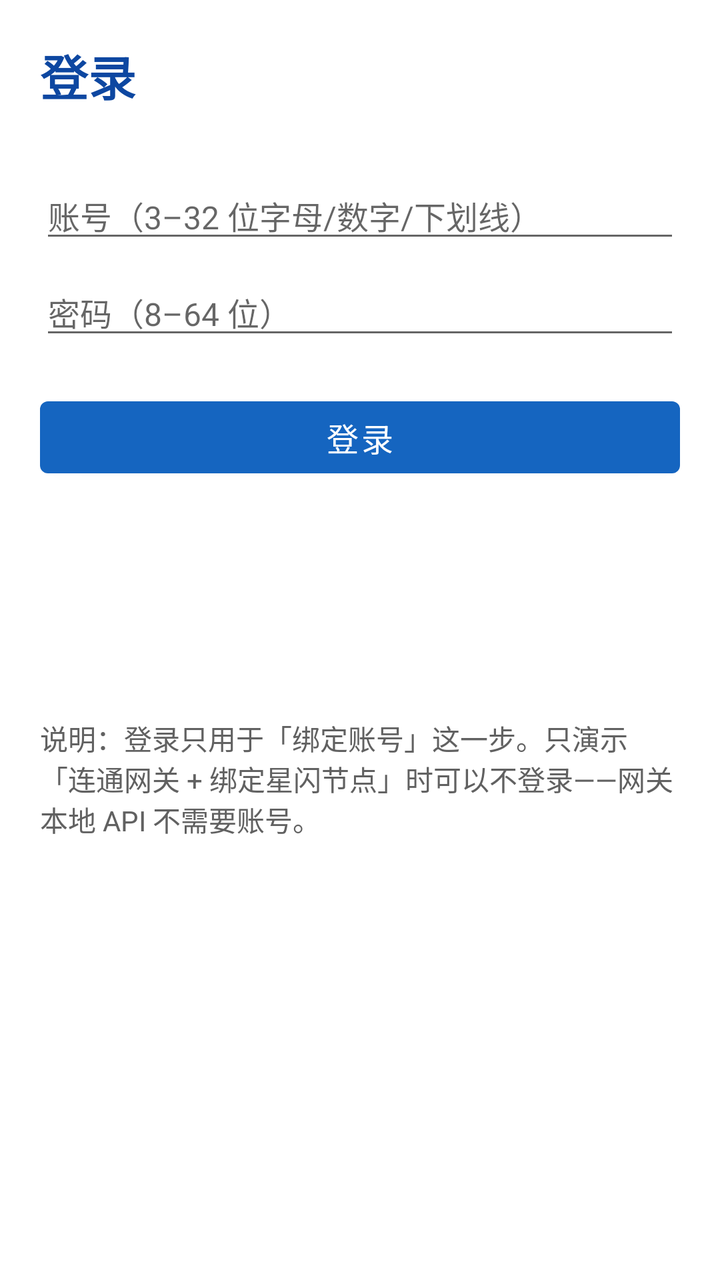
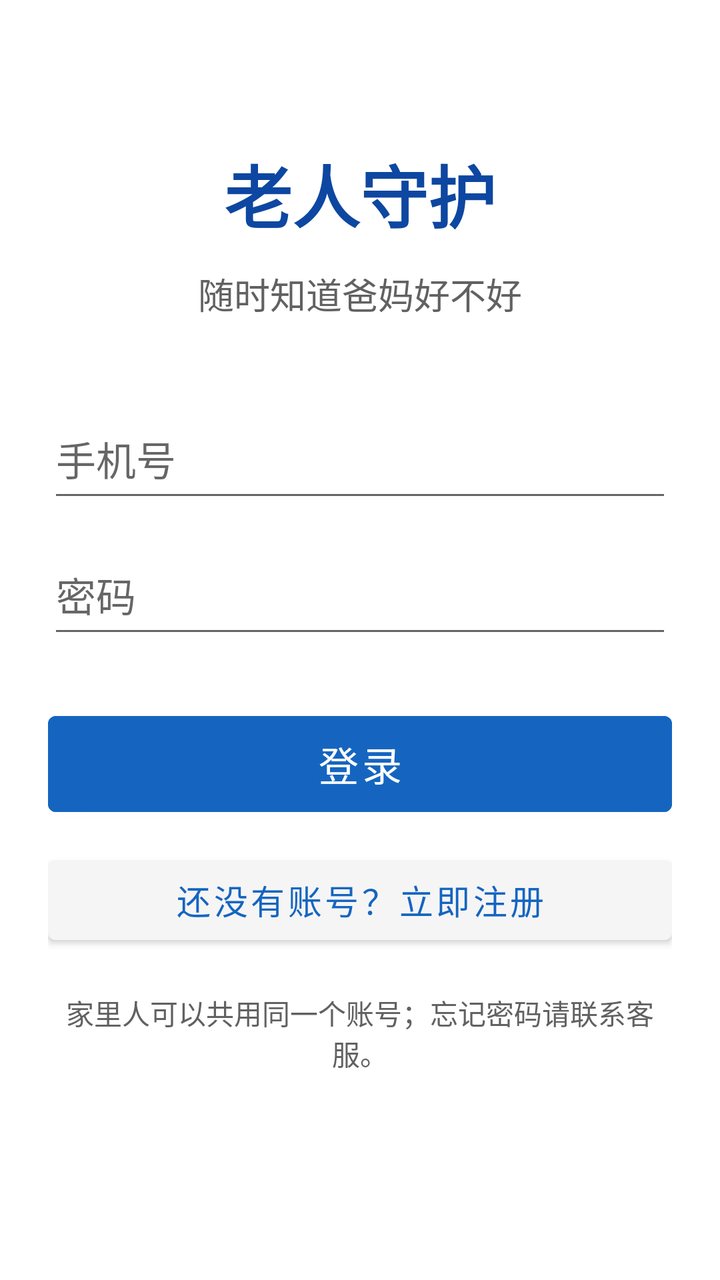

The first picture is an Android layout as it rendered before a commit; the second is the same layout after the commit. The layout source and the unified diff follow.
<!-- AndroidManifest.xml: application theme Theme.ElderCare.Provision -->
<!-- res/layout/activity_login.xml -->
<?xml version="1.0" encoding="utf-8"?>
<ScrollView xmlns:android="http://schemas.android.com/apk/res/android"
    xmlns:tools="http://schemas.android.com/tools"
    android:layout_width="match_parent"
    android:layout_height="match_parent"
    android:fillViewport="true">

    <LinearLayout
        android:layout_width="match_parent"
        android:layout_height="wrap_content"
        android:orientation="vertical"
        android:padding="20dp">

        <TextView
            android:id="@+id/tvTitle"
            android:layout_width="wrap_content"
            android:layout_height="wrap_content"
            android:text="@string/title_login"
            android:textSize="24sp"
            android:textStyle="bold"
            android:textColor="@color/brand_dark" />

        <TextView
            android:id="@+id/tvServerHint"
            style="@style/CardBody"
            android:layout_width="match_parent"
            android:layout_height="wrap_content"
            android:layout_marginTop="4dp" />

        <EditText
            android:id="@+id/etUsername"
            style="@style/Field"
            android:hint="@string/hint_username"
            android:inputType="text"
            android:autofillHints="username" />

        <EditText
            android:id="@+id/etPassword"
            style="@style/Field"
            android:hint="@string/hint_password"
            android:inputType="textPassword"
            android:autofillHints="password" />

        <EditText
            android:id="@+id/etPhone"
            style="@style/Field"
            android:hint="@string/hint_phone"
            android:inputType="phone"
            android:visibility="gone"
            android:autofillHints="phone" />

        <Button
            android:id="@+id/btnSubmit"
            android:layout_width="match_parent"
            android:layout_height="wrap_content"
            android:layout_marginTop="20dp"
            android:text="@string/action_login" />

        <Button
            android:id="@+id/btnSwitchMode"
            android:layout_width="match_parent"
            android:layout_height="wrap_content"
            android:layout_marginTop="8dp"
            style="?android:attr/borderlessButtonStyle"
            android:text="@string/action_switch_to_register" />

        <Button
            android:id="@+id/btnSkipLogin"
            android:layout_width="match_parent"
            android:layout_height="wrap_content"
            style="?android:attr/borderlessButtonStyle"
            android:text="@string/action_skip_login" />

        <TextView
            android:id="@+id/tvNote"
            style="@style/CardBody"
            android:layout_width="match_parent"
            android:layout_height="wrap_content"
            android:layout_marginTop="12dp"
            android:text="@string/login_note" />
    </LinearLayout>
</ScrollView>
<!-- resources referenced by this layout -->
<resources>
  <color name="brand_dark">#0D47A1</color>
  <string name="action_login">登录</string>
  <string name="action_skip_login">跳过登录（仅演示配网本地链路）</string>
  <string name="action_switch_to_register">没有账号？去注册</string>
  <string name="hint_password">密码（8–64 位）</string>
  <string name="hint_phone">手机号（可空，11 位）</string>
  <string name="hint_username">账号（3–32 位字母/数字/下划线）</string>
  <string name="login_note">说明：登录只用于「绑定账号」这一步。只演示「连通网关 + 绑定星闪节点」时可以不登录——网关本地 API 不需要账号。</string>
  <string name="title_login">登录</string>
  <style name="CardBody">
          <item name="android:textSize">14sp</item>
          <item name="android:textColor">@color/muted</item>
      </style>
  <style name="Field">
          <item name="android:layout_width">match_parent</item>
          <item name="android:layout_height">wrap_content</item>
          <item name="android:layout_marginTop">8dp</item>
      </style>
  <style name="Theme.ElderCare.Provision" parent="Theme.MaterialComponents.DayNight.NoActionBar">
          <item name="colorPrimary">@color/brand</item>
          <item name="colorPrimaryDark">@color/brand_dark</item>
          <item name="colorAccent">@color/brand</item>
          <item name="android:textSize">16sp</item>
          <item name="android:windowBackground">@color/white</item>
      </style>
  <color name="muted">#616161</color>
  <color name="brand">#1565C0</color>
  <color name="white">#FFFFFFFF</color>
</resources>

<!-- the commit's change to res/layout/activity_login.xml (unified diff, before → after) -->
@@ -1,6 +1,5 @@
 <?xml version="1.0" encoding="utf-8"?>
 <ScrollView xmlns:android="http://schemas.android.com/apk/res/android"
-    xmlns:tools="http://schemas.android.com/tools"
     android:layout_width="match_parent"
     android:layout_height="match_parent"
     android:fillViewport="true">
@@ -8,75 +7,86 @@
     <LinearLayout
         android:layout_width="match_parent"
         android:layout_height="wrap_content"
+        android:gravity="center_horizontal"
         android:orientation="vertical"
-        android:padding="20dp">
+        android:padding="24dp">
 
         <TextView
-            android:id="@+id/tvTitle"
             android:layout_width="wrap_content"
             android:layout_height="wrap_content"
-            android:text="@string/title_login"
-            android:textSize="24sp"
-            android:textStyle="bold"
-            android:textColor="@color/brand_dark" />
+            android:layout_marginTop="48dp"
+            android:text="@string/app_title"
+            android:textColor="@color/brand_dark"
+            android:textSize="34sp"
+            android:textStyle="bold" />
 
         <TextView
-            android:id="@+id/tvServerHint"
-            style="@style/CardBody"
-            android:layout_width="match_parent"
+            android:layout_width="wrap_content"
             android:layout_height="wrap_content"
-            android:layout_marginTop="4dp" />
+            android:layout_marginTop="12dp"
+            android:text="@string/app_subtitle"
+            android:textColor="@color/muted"
+            android:textSize="18sp" />
 
         <EditText
-            android:id="@+id/etUsername"
-            style="@style/Field"
-            android:hint="@string/hint_username"
-            android:inputType="text"
-            android:autofillHints="username" />
+            android:id="@+id/etPhone"
+            android:layout_width="match_parent"
+            android:layout_height="56dp"
+            android:layout_marginTop="40dp"
+            android:hint="@string/hint_phone"
+            android:importantForAutofill="no"
+            android:inputType="phone"
+            android:maxLength="11"
+            android:textSize="20sp" />
 
         <EditText
             android:id="@+id/etPassword"
-            style="@style/Field"
+            android:layout_width="match_parent"
+            android:layout_height="56dp"
+            android:layout_marginTop="12dp"
             android:hint="@string/hint_password"
+            android:importantForAutofill="no"
             android:inputType="textPassword"
-            android:autofillHints="password" />
-
-        <EditText
-            android:id="@+id/etPhone"
-            style="@style/Field"
-            android:hint="@string/hint_phone"
-            android:inputType="phone"
-            android:visibility="gone"
-            android:autofillHints="phone" />
+            android:textSize="20sp" />
 
         <Button
-            android:id="@+id/btnSubmit"
+            android:id="@+id/btnLogin"
+            android:layout_width="match_parent"
+            android:layout_height="60dp"
+            android:layout_marginTop="28dp"
+            android:backgroundTint="@color/brand"
+            android:text="@string/action_login"
+            android:textSize="20sp" />
+
+        <Button
+            android:id="@+id/btnRegister"
+            android:layout_width="match_parent"
+            android:layout_height="52dp"
+            android:layout_marginTop="12dp"
+            android:backgroundTint="@color/surface_alt"
+            android:text="@string/action_register_entry"
+            android:textColor="@color/brand"
+            android:textSize="17sp" />
+
+        <TextView
+            android:id="@+id/tvMockBanner"
+            android:layout_width="match_parent"
+            android:layout_height="wrap_content"
+            android:layout_marginTop="28dp"
+            android:background="@drawable/bg_banner"
+            android:padding="10dp"
+            android:text="@string/mock_banner"
+            android:textColor="@color/warn"
+            android:textSize="14sp"
+            android:visibility="gone" />
+
+        <TextView
             android:layout_width="match_parent"
             android:layout_height="wrap_content"
             android:layout_marginTop="20dp"
-            android:text="@string/action_login" />
-
-        <Button
-            android:id="@+id/btnSwitchMode"
-            android:layout_width="match_parent"
-            android:layout_height="wrap_content"
-            android:layout_marginTop="8dp"
-            style="?android:attr/borderlessButtonStyle"
-            android:text="@string/action_switch_to_register" />
-
-        <Button
-            android:id="@+id/btnSkipLogin"
-            android:layout_width="match_parent"
-            android:layout_height="wrap_content"
-            style="?android:attr/borderlessButtonStyle"
-            android:text="@string/action_skip_login" />
-
-        <TextView
-            android:id="@+id/tvNote"
-            style="@style/CardBody"
-            android:layout_width="match_parent"
-            android:layout_height="wrap_content"
-            android:layout_marginTop="12dp"
-            android:text="@string/login_note" />
+            android:gravity="center"
+            android:text="@string/login_note"
+            android:textColor="@color/muted"
+            android:textSize="14sp" />
     </LinearLayout>
 </ScrollView>
<!-- resource entries referenced after the edit -->
@@ -2,22 +2,13 @@
 <resources>
   <color name="brand_dark">#0D47A1</color>
   <string name="action_login">登录</string>
-  <string name="action_skip_login">跳过登录（仅演示配网本地链路）</string>
-  <string name="action_switch_to_register">没有账号？去注册</string>
-  <string name="hint_password">密码（8–64 位）</string>
-  <string name="hint_phone">手机号（可空，11 位）</string>
-  <string name="hint_username">账号（3–32 位字母/数字/下划线）</string>
-  <string name="login_note">说明：登录只用于「绑定账号」这一步。只演示「连通网关 + 绑定星闪节点」时可以不登录——网关本地 API 不需要账号。</string>
-  <string name="title_login">登录</string>
-  <style name="CardBody">
-          <item name="android:textSize">14sp</item>
-          <item name="android:textColor">@color/muted</item>
-      </style>
-  <style name="Field">
-          <item name="android:layout_width">match_parent</item>
-          <item name="android:layout_height">wrap_content</item>
-          <item name="android:layout_marginTop">8dp</item>
-      </style>
+  <string name="action_register_entry">还没有账号？立即注册</string>
+  <string name="app_subtitle">随时知道爸妈好不好</string>
+  <string name="app_title">老人守护</string>
+  <string name="hint_password">密码</string>
+  <string name="hint_phone">手机号</string>
+  <string name="login_note">家里人可以共用同一个账号；忘记密码请联系客服。</string>
+  <string name="mock_banner">演示模式：用假数据显示，不需要联网</string>
   <style name="Theme.ElderCare.Provision" parent="Theme.MaterialComponents.DayNight.NoActionBar">
           <item name="colorPrimary">@color/brand</item>
           <item name="colorPrimaryDark">@color/brand_dark</item>
@@ -25,7 +16,15 @@
           <item name="android:textSize">16sp</item>
           <item name="android:windowBackground">@color/white</item>
       </style>
+  <color name="warn_bg">#FFF3E0</color>
   <color name="muted">#616161</color>
+  <color name="surface_alt">#F5F5F5</color>
+  <color name="warn">#EF6C00</color>
+  <!-- drawable bg_banner (drawable) -->
+  <?xml version="1.0" encoding="utf-8"?>
+  <shape xmlns:android="http://schemas.android.com/apk/res/android" android:shape="rectangle">
+      <solid android:color="@color/warn_bg" />
+  </shape>
   <color name="brand">#1565C0</color>
   <color name="white">#FFFFFFFF</color>
 </resources>
